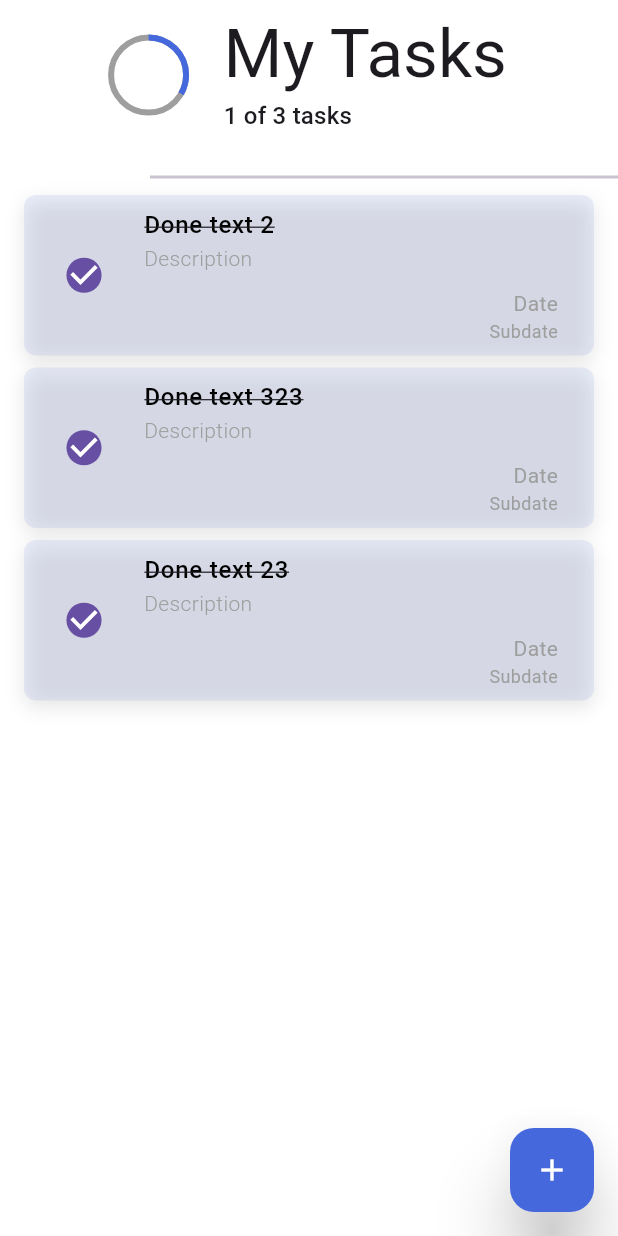
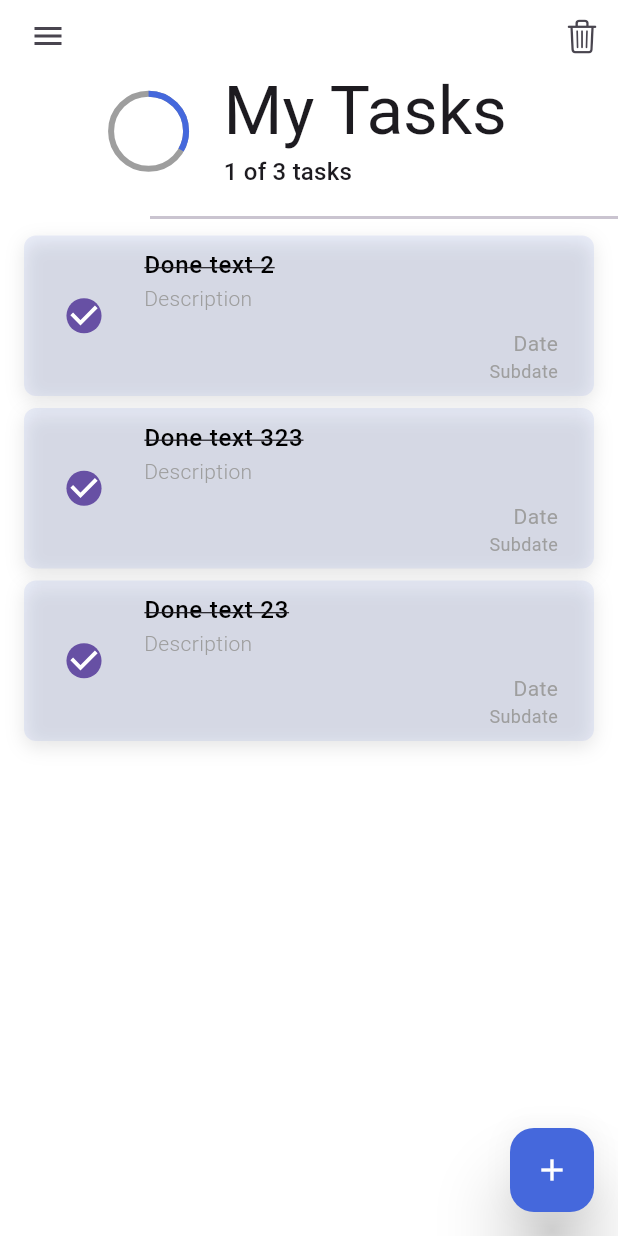
Before and after one commit to fjr619/Flutter-Todo-Hive, a Flutter app: the screen it shows after launch, on a phone screen of 412 x 824 dp. Run offline on Flutter 3.47's test engine with Material 3 defaults, Android fonts, the phone set to English and light mode, and no system bars; drawn by our look-alikes of flutter_slider_drawer; our stand-ins replace animate_do, gap, lottie.

Commit message:
update appbar to support slider drawer

```diff
--- a/lib/presentation/screens/home/components/appbar.dart
+++ b/lib/presentation/screens/home/components/appbar.dart
@@ -1,58 +1,58 @@
-import 'package:flutter/material.dart';
-import 'package:gap/gap.dart';
+// import 'package:flutter/material.dart';
+// import 'package:gap/gap.dart';
 
-import '../../../utils/colors.dart';
-import '../../../utils/strings.dart';
+// import '../../../utils/colors.dart';
+// import '../../../utils/strings.dart';
 
-class CustomAppBar extends StatelessWidget {
-  const CustomAppBar({
-    super.key,
-    required this.textTheme,
-  });
+// class CustomAppBar extends StatelessWidget {
+//   const CustomAppBar({
+//     super.key,
+//     required this.textTheme,
+//   });
 
-  final TextTheme textTheme;
+//   final TextTheme textTheme;
 
-  @override
-  Widget build(BuildContext context) {
-    return Container(
-      // margin: MediaQuery.of(context).padding,
-      padding: MediaQuery.of(context).padding,
-      width: double.infinity,
-      child: Row(
-        mainAxisAlignment: MainAxisAlignment.center,
-        children: [
-          ///Progress Indicator
-          const SizedBox(
-            width: 50,
-            height: 50,
-            child: CircularProgressIndicator(
-              value: 1 / 3,
-              backgroundColor: Colors.grey,
-              valueColor: AlwaysStoppedAnimation(
-                AppColors.primaryColor,
-              ),
-            ),
-          ),
-          const Gap(25),
+//   @override
+//   Widget build(BuildContext context) {
+//     return Container(
+//       // margin: MediaQuery.of(context).padding,
+//       padding: MediaQuery.of(context).padding,
+//       width: double.infinity,
+//       child: Row(
+//         mainAxisAlignment: MainAxisAlignment.center,
+//         children: [
+//           ///Progress Indicator
+//           const SizedBox(
+//             width: 50,
+//             height: 50,
+//             child: CircularProgressIndicator(
+//               value: 1 / 3,
+//               backgroundColor: Colors.grey,
+//               valueColor: AlwaysStoppedAnimation(
+//                 AppColors.primaryColor,
+//               ),
+//             ),
+//           ),
+//           const Gap(25),
 
-          /// Top Level Task Info
-          Column(
-            mainAxisAlignment: MainAxisAlignment.center,
-            crossAxisAlignment: CrossAxisAlignment.start,
-            children: [
-              Text(
-                AppStr.mainTitle,
-                style: textTheme.displayMedium,
-              ),
-              const Gap(3),
-              Text(
-                "1 of 3 tasks",
-                style: textTheme.titleMedium,
-              )
-            ],
-          ),
-        ],
-      ),
-    );
-  }
-}
+//           /// Top Level Task Info
+//           Column(
+//             mainAxisAlignment: MainAxisAlignment.center,
+//             crossAxisAlignment: CrossAxisAlignment.start,
+//             children: [
+//               Text(
+//                 AppStr.mainTitle,
+//                 style: textTheme.displayMedium,
+//               ),
+//               const Gap(3),
+//               Text(
+//                 "1 of 3 tasks",
+//                 style: textTheme.titleMedium,
+//               )
+//             ],
+//           ),
+//         ],
+//       ),
+//     );
+//   }
+// }
--- /dev/null
+++ b/lib/presentation/screens/home/components/home_app_bar.dart
@@ -0,0 +1,135 @@
+import 'package:flutter/cupertino.dart';
+import 'package:flutter/material.dart';
+import 'package:flutter_slider_drawer/flutter_slider_drawer.dart';
+import 'package:gap/gap.dart';
+
+import '../../../utils/colors.dart';
+import '../../../utils/strings.dart';
+
+class HomeAppBar extends StatefulWidget {
+  final GlobalKey<SliderDrawerState> drawerKey;
+  final TextTheme textTheme;
+  final Function deleteAllClick;
+
+  const HomeAppBar(
+      {super.key,
+      required this.drawerKey,
+      required this.textTheme,
+      required this.deleteAllClick});
+
+  @override
+  State<HomeAppBar> createState() => _HomeAppBarState();
+}
+
+class _HomeAppBarState extends State<HomeAppBar>
+    with SingleTickerProviderStateMixin {
+  late AnimationController animationController;
+  bool isDrawerOpen = false;
+
+  @override
+  void initState() {
+    animationController = AnimationController(
+      vsync: this,
+      duration: const Duration(milliseconds: 500),
+    );
+    super.initState();
+  }
+
+  @override
+  void dispose() {
+    animationController.dispose();
+    super.dispose();
+  }
+
+  void onDrawerToggle() {
+    setState(() {
+      isDrawerOpen = !isDrawerOpen;
+      if (isDrawerOpen) {
+        animationController.forward();
+        widget.drawerKey.currentState?.openSlider();
+      } else {
+        animationController.reverse();
+        widget.drawerKey.currentState?.closeSlider();
+      }
+    });
+  }
+
+  @override
+  Widget build(BuildContext context) {
+    return Container(
+      padding: MediaQuery.of(context).padding,
+      width: double.infinity,
+      child: Column(
+        children: [
+          Row(
+            crossAxisAlignment: CrossAxisAlignment.start,
+            mainAxisAlignment: MainAxisAlignment.spaceBetween,
+            children: [
+              Padding(
+                padding: const EdgeInsets.only(left: 8),
+                child: IconButton(
+                  onPressed: () {
+                    onDrawerToggle();
+                  },
+                  icon: AnimatedIcon(
+                    icon: AnimatedIcons.menu_close,
+                    progress: animationController,
+                    size: 24,
+                  ),
+                ),
+              ),
+              Padding(
+                padding: const EdgeInsets.only(left: 8),
+                child: IconButton(
+                  onPressed: () {
+                    //TODO: WE WILL REMOVE ALL THE TASK FROM DB
+                    widget.deleteAllClick();
+                  },
+                  icon: const Icon(
+                    CupertinoIcons.trash,
+                    size: 24,
+                  ),
+                ),
+              ),
+            ],
+          ),
+          Row(
+            mainAxisAlignment: MainAxisAlignment.center,
+            children: [
+              ///Progress Indicator
+              const SizedBox(
+                width: 50,
+                height: 50,
+                child: CircularProgressIndicator(
+                  value: 1 / 3,
+                  backgroundColor: Colors.grey,
+                  valueColor: AlwaysStoppedAnimation(
+                    AppColors.primaryColor,
+                  ),
+                ),
+              ),
+              const Gap(25),
+
+              /// Top Level Task Info
+              Column(
+                mainAxisAlignment: MainAxisAlignment.center,
+                crossAxisAlignment: CrossAxisAlignment.start,
+                children: [
+                  Text(
+                    AppStr.mainTitle,
+                    style: widget.textTheme.displayMedium,
+                  ),
+                  const Gap(3),
+                  Text(
+                    "1 of 3 tasks",
+                    style: widget.textTheme.titleMedium,
+                  )
+                ],
+              ),
+            ],
+          ),
+        ],
+      ),
+    );
+  }
+}
--- a/lib/presentation/screens/home/home_screen.dart
+++ b/lib/presentation/screens/home/home_screen.dart
@@ -1,9 +1,10 @@
 import 'dart:developer';
 
 import 'package:flutter/material.dart';
+import 'package:flutter_slider_drawer/flutter_slider_drawer.dart';
+import 'package:flutter_todo_hive/presentation/screens/home/components/home_app_bar.dart';
 import 'package:flutter_todo_hive/presentation/screens/home/components/home_content.dart';
 
-import 'components/appbar.dart';
 import 'components/fab.dart';
 
 class HomeScreen extends StatefulWidget {
@@ -16,22 +17,33 @@ class HomeScreen extends StatefulWidget {
 class _HomeScreenState extends State<HomeScreen> {
   final List<int> test = [2, 323, 23];
 
+  GlobalKey<SliderDrawerState> drawerKey = GlobalKey();
+
   @override
   Widget build(BuildContext context) {
     TextTheme textTheme = Theme.of(context).textTheme;
 
     return Scaffold(
-        backgroundColor: Colors.white,
+      backgroundColor: Colors.white,
+      floatingActionButton: const FAB(),
+      body: SliderDrawer(
+        key: drawerKey,
+        isDraggable: false,
+        animationDuration: 500,
 
-        /// Custom App Bar
-        appBar: AppBar(
-          surfaceTintColor: Colors.transparent,
-          backgroundColor: Colors.white,
-          toolbarHeight: 100,
-          flexibleSpace: CustomAppBar(textTheme: textTheme),
+        ///Drawer
+        slider: Container(color: Colors.red),
+
+        appBar: HomeAppBar(
+          drawerKey: drawerKey,
+          textTheme: textTheme,
+          deleteAllClick: () {
+            log("delete all tasks");
+          },
         ),
-        floatingActionButton: const FAB(),
-        body: HomeContent(
+
+        ///Home Content
+        child: HomeContent(
           datas: test,
           onSwipeDismiss: (data) {
             log("remove data $data");
@@ -41,6 +53,8 @@ class _HomeScreenState extends State<HomeScreen> {
               },
             );
           },
-        ));
+        ),
+      ),
+    );
   }
 }
```
